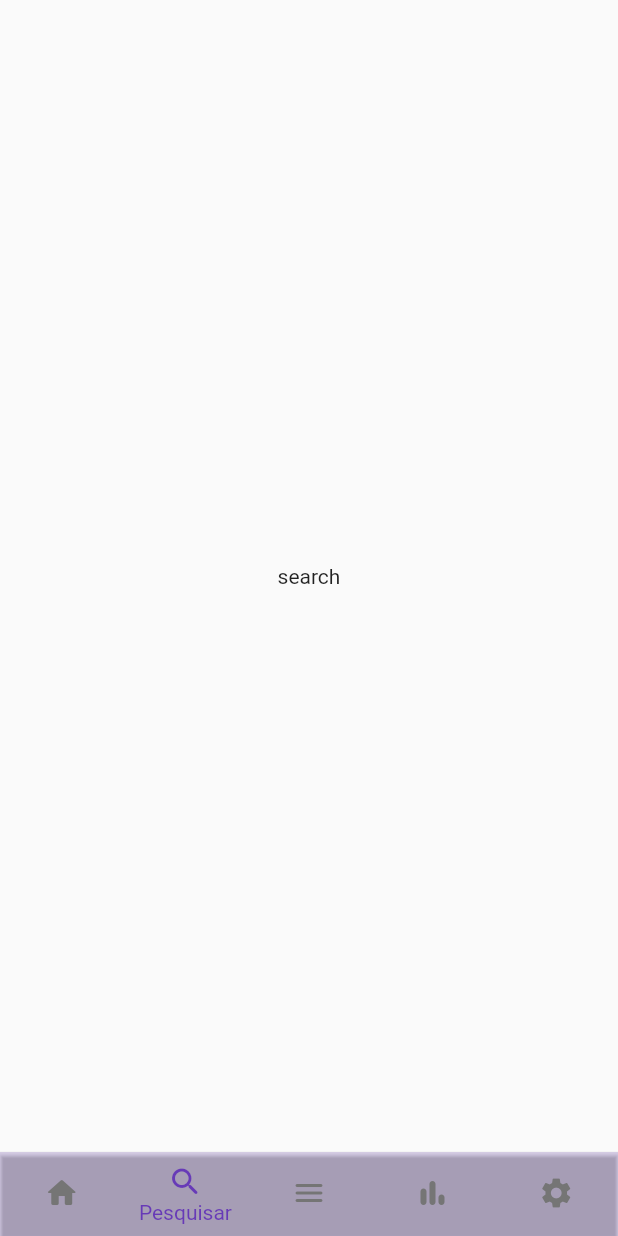
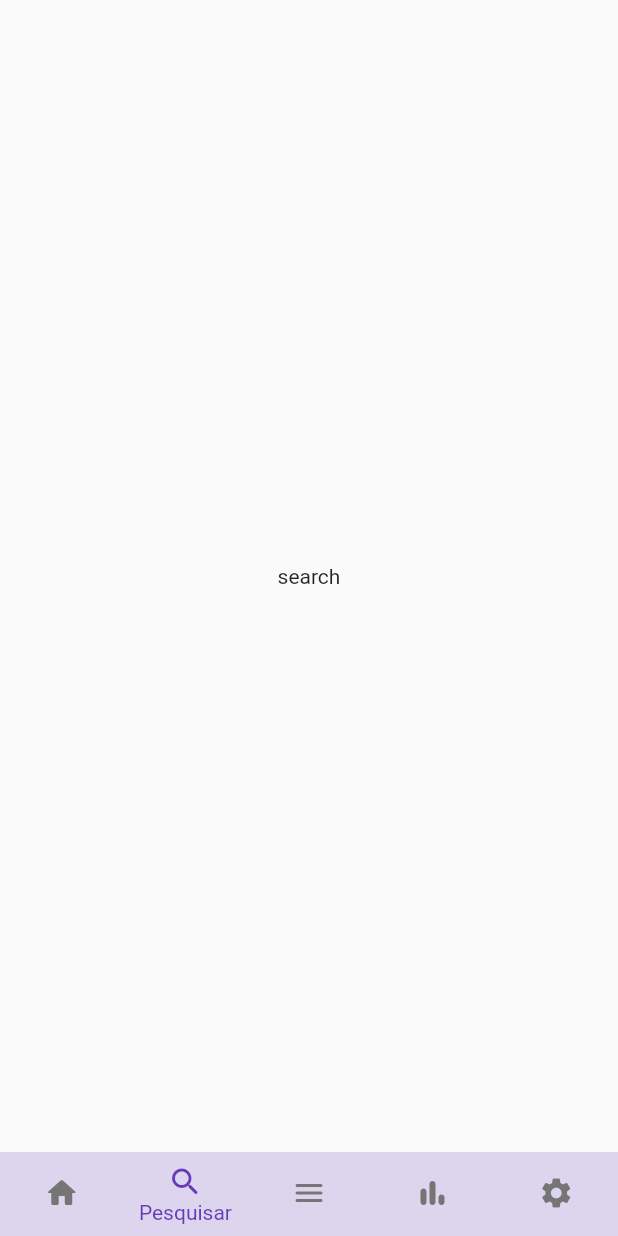
Before and after one commit to dersonmutemba/inventario_app, a Flutter app: the screen it shows after launch, item 2 of the bottom bar chosen, on a phone screen of 412 x 824 dp. Run offline on Flutter 3.47's test engine with Material 2 defaults, Android fonts, the phone set to English and light mode, and no system bars.

```diff
--- a/lib/frame/pagescontainer.dart
+++ b/lib/frame/pagescontainer.dart
@@ -33,7 +33,7 @@ class _PagesContainerState extends State<PagesContainer>{
       body: widget.widgets[widget._currentPage],
       bottomNavigationBar: BottomNavigationBar(
         backgroundColor: Theme.of(context).primaryColor.withAlpha(50),
-        elevation: 1,
+        elevation: 0,
         currentIndex: widget._currentPage,
         selectedItemColor: Theme.of(context).primaryColor,
         unselectedItemColor: Theme.of(context).iconTheme.color,
```
Also changed, not shown: lib/models/product.dart (added, +7 -0 lines).
